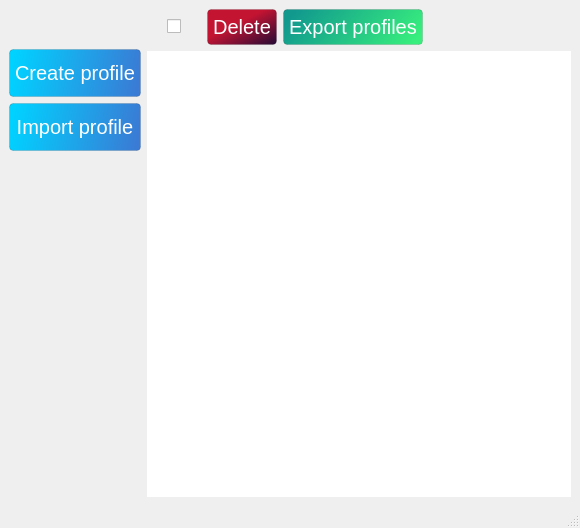
This is UI/Main.ui in Stefan12321/account_manager as Qt 5 draws it before an edit. The edited form follows.
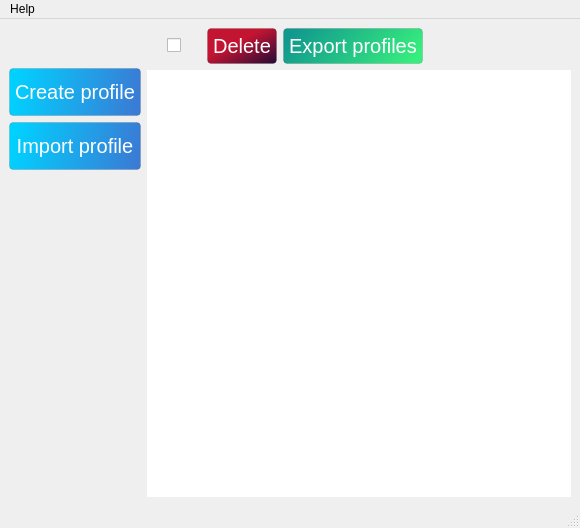
This is the edited form.

```diff
--- a/UI/Main.ui
+++ b/UI/Main.ui
@@ -222,6 +222,13 @@
      <height>22</height>
     </rect>
    </property>
+   <widget class="QMenu" name="menuHelp">
+    <property name="title">
+     <string>Help</string>
+    </property>
+    <addaction name="actionAbout"/>
+   </widget>
+   <addaction name="menuHelp"/>
   </widget>
   <widget class="QStatusBar" name="statusbar"/>
   <action name="actionSave">
```
Left out of the diff: 5 changed lines with no effect on the pictures.
